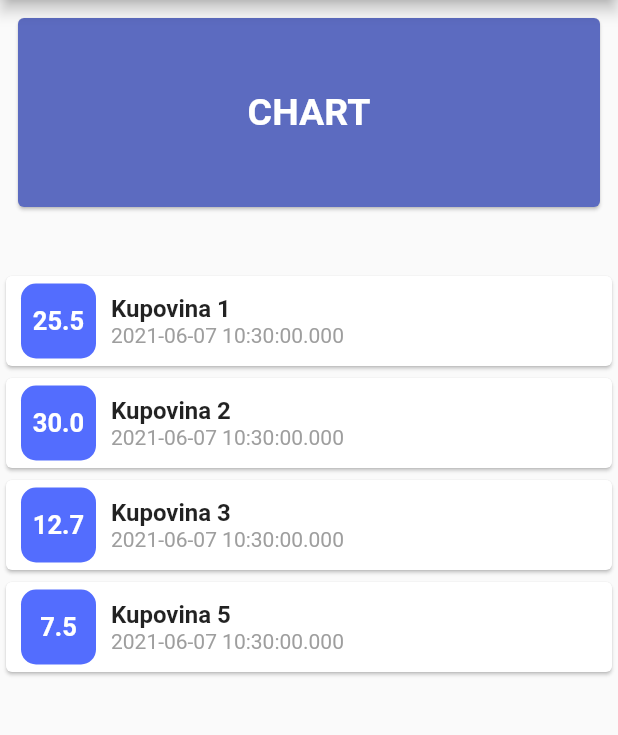
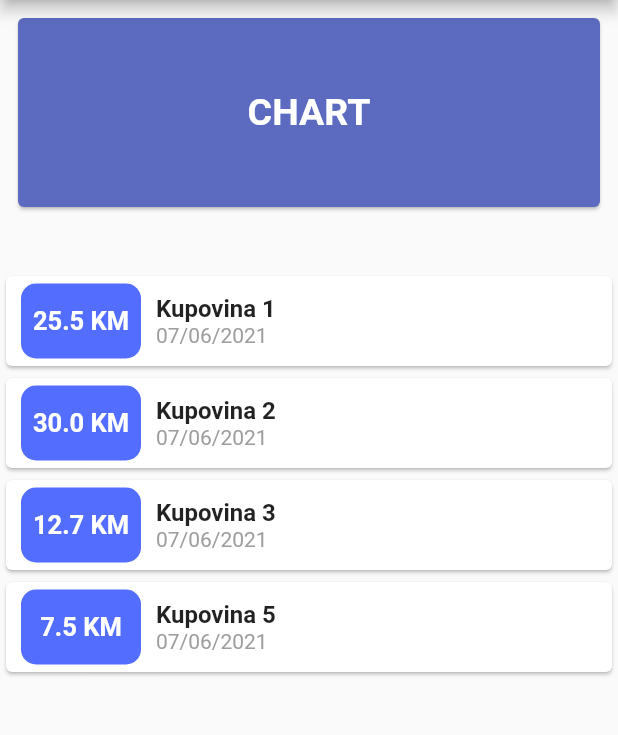
Before and after one commit to azemavdic/private_expanse_app, a Flutter app: the screen it shows after launch, on a phone screen of 412 x 824 dp, the part 84-819 px from its top. Run offline on Flutter 3.47's test engine with Material 2 defaults, Android fonts, the phone set to English and light mode, and no system bars.

Commit message:
date formatted

```diff
--- a/lib/main.dart
+++ b/lib/main.dart
@@ -1,5 +1,6 @@
 import './transaction_model.dart';
 import 'package:flutter/material.dart';
+import 'package:intl/intl.dart';
 
 void main() {
   runApp(MyApp());
@@ -90,11 +91,11 @@ class MyHomePage extends StatelessWidget {
                         horizontal: 10.0,
                         vertical: 5.0,
                       ),
-                      width: 50.0,
+                      width: 80.0,
                       height: 50.0,
                       child: Center(
                         child: Text(
-                          tx.amount.toString(),
+                          '${tx.amount} KM',
                           style: TextStyle(
                             color: Colors.white,
                             fontWeight: FontWeight.bold,
@@ -114,7 +115,7 @@ class MyHomePage extends StatelessWidget {
                           ),
                         ),
                         Text(
-                          tx.date.toString(),
+                          DateFormat('dd/MM/yyyy').format(tx.date),
                           style: TextStyle(
                             color: Colors.grey,
                           ),
--- a/pubspec.yaml
+++ b/pubspec.yaml
@@ -28,6 +28,7 @@ dependencies:
   # The following adds the Cupertino Icons font to your application.
   # Use with the CupertinoIcons class for iOS style icons.
   cupertino_icons: ^1.0.2
+  intl: ^0.17.0
 
 dev_dependencies:
   flutter_test:
```
Also changed, not shown: pubspec.lock.
